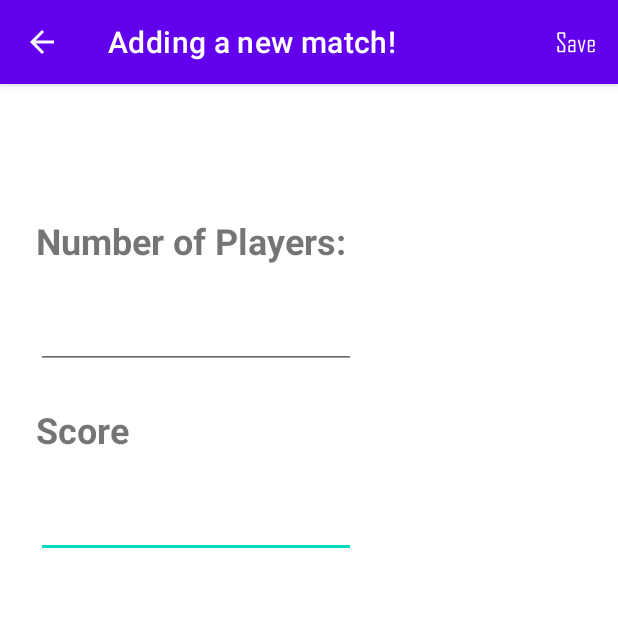
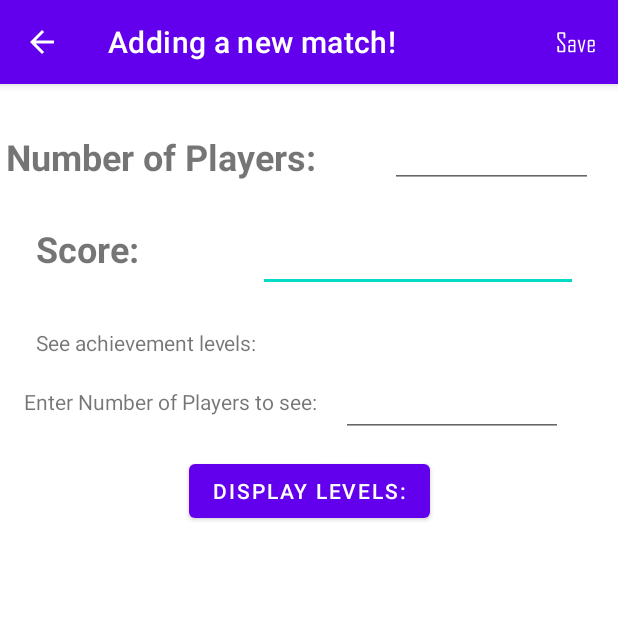
Before and after one commit to FraserW123/CoopAchievement, an Android app: the AddScore screen opened directly, with no data from a screen before it, on a phone screen of 412 x 824 dp, the top half of it. Run offline under Robolectric (Android 15) with nearby library versions, the phone set to English and light mode, and no system bars; 1 statement that could not run was skipped.

Commit message:
Display all achievement levels when user enters the number of players

```diff
--- a/app/src/main/java/com/example/coopachievement/gamesplayed.java
+++ b/app/src/main/java/com/example/coopachievement/gamesplayed.java
@@ -121,6 +121,11 @@ public class gamesplayed extends AppCompatActivity {
     private void createNewMatch()
     {
         if(differenceOf10()) {
+            EditText poor_score = findViewById(R.id.etn_poorScore);
+            EditText great_score = findViewById(R.id.etn_greatScore);
+
+            game.setPoorScore(Integer.parseInt(poor_score.getText().toString()));
+            game.setGreatScore(Integer.parseInt(great_score.getText().toString()));
             gameConfig.setAccessedMatches(true);
             game.setCurrentMatch(game.getNumMatchesPlayed());
 
--- a/app/src/main/res/layout/activity_add_score.xml
+++ b/app/src/main/res/layout/activity_add_score.xml
@@ -10,8 +10,8 @@
         android:id="@+id/tv_num_players"
         android:layout_width="wrap_content"
         android:layout_height="wrap_content"
-        android:layout_marginStart="24dp"
-        android:layout_marginTop="88dp"
+        android:layout_marginStart="4dp"
+        android:layout_marginTop="32dp"
         android:text="Number of Players:"
         android:textSize="24sp"
         android:textStyle="bold"
@@ -22,23 +22,23 @@
         android:id="@+id/etn_score"
         android:layout_width="wrap_content"
         android:layout_height="wrap_content"
-        android:layout_marginStart="24dp"
+        android:layout_marginStart="172dp"
         android:layout_marginTop="24dp"
         android:ems="10"
         android:inputType="number"
         app:layout_constraintStart_toStartOf="parent"
-        app:layout_constraintTop_toBottomOf="@+id/tv_score" />
+        app:layout_constraintTop_toBottomOf="@+id/etn_num_players" />
 
     <EditText
         android:id="@+id/etn_num_players"
-        android:layout_width="wrap_content"
-        android:layout_height="wrap_content"
-        android:layout_marginStart="24dp"
+        android:layout_width="135dp"
+        android:layout_height="45dp"
+        android:layout_marginStart="260dp"
         android:layout_marginTop="24dp"
         android:ems="10"
         android:inputType="number"
         app:layout_constraintStart_toStartOf="parent"
-        app:layout_constraintTop_toBottomOf="@+id/tv_num_players" />
+        app:layout_constraintTop_toTopOf="parent" />
 
     <TextView
         android:id="@+id/tv_score"
@@ -46,10 +46,63 @@
         android:layout_height="wrap_content"
         android:layout_marginStart="24dp"
         android:layout_marginTop="24dp"
-        android:text="Score"
+        android:text="Score:"
         android:textSize="24sp"
         android:textStyle="bold"
         app:layout_constraintStart_toStartOf="parent"
         app:layout_constraintTop_toBottomOf="@+id/etn_num_players" />
 
+    <TextView
+        android:id="@+id/tv_see_achiev_levels"
+        android:layout_width="wrap_content"
+        android:layout_height="wrap_content"
+        android:layout_marginStart="24dp"
+        android:layout_marginTop="24dp"
+        android:text="See achievement levels:"
+        app:layout_constraintStart_toStartOf="parent"
+        app:layout_constraintTop_toBottomOf="@+id/etn_score" />
+
+    <TextView
+        android:id="@+id/tv_enter_num_players"
+        android:layout_width="wrap_content"
+        android:layout_height="wrap_content"
+        android:layout_marginStart="16dp"
+        android:layout_marginTop="20dp"
+        android:text="Enter Number of Players to see:"
+        app:layout_constraintStart_toStartOf="parent"
+        app:layout_constraintTop_toBottomOf="@+id/tv_see_achiev_levels" />
+
+    <EditText
+        android:id="@+id/etn_enter_num_players"
+        android:layout_width="148dp"
+        android:layout_height="45dp"
+        android:layout_marginStart="16dp"
+        android:layout_marginTop="8dp"
+        android:ems="10"
+        android:inputType="number"
+        app:layout_constraintStart_toEndOf="@+id/tv_enter_num_players"
+        app:layout_constraintTop_toBottomOf="@+id/tv_see_achiev_levels" />
+
+    <ListView
+        android:id="@+id/lv_display_levels"
+        android:layout_width="410dp"
+        android:layout_height="306dp"
+        android:scrollbarSize="12sp"
+        app:layout_constraintBottom_toBottomOf="parent"
+        app:layout_constraintEnd_toEndOf="parent"
+        app:layout_constraintHorizontal_bias="1.0"
+        app:layout_constraintStart_toStartOf="parent"
+        app:layout_constraintTop_toBottomOf="@+id/btn_display_levels"
+        app:layout_constraintVertical_bias="0.106" />
+
+    <Button
+        android:id="@+id/btn_display_levels"
+        android:layout_width="wrap_content"
+        android:layout_height="wrap_content"
+        android:layout_marginTop="12dp"
+        android:text="Display Levels:"
+        app:layout_constraintEnd_toEndOf="parent"
+        app:layout_constraintStart_toStartOf="parent"
+        app:layout_constraintTop_toBottomOf="@+id/etn_enter_num_players" />
+
 </androidx.constraintlayout.widget.ConstraintLayout>
```
Also changed, not shown: app/src/main/java/com/example/coopachievement/AddScore.java (+33 -0 lines), app/src/main/java/com/example/coopachievement/model/ScoreCalculator.java (+19 -0 lines), 1 other file.
